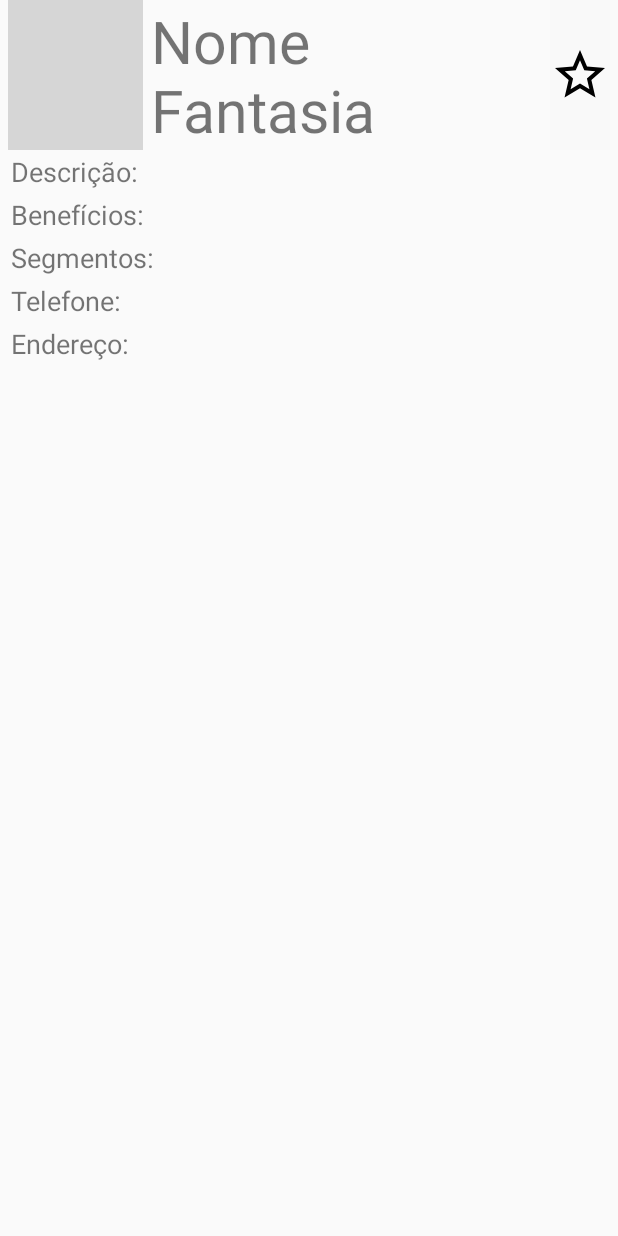
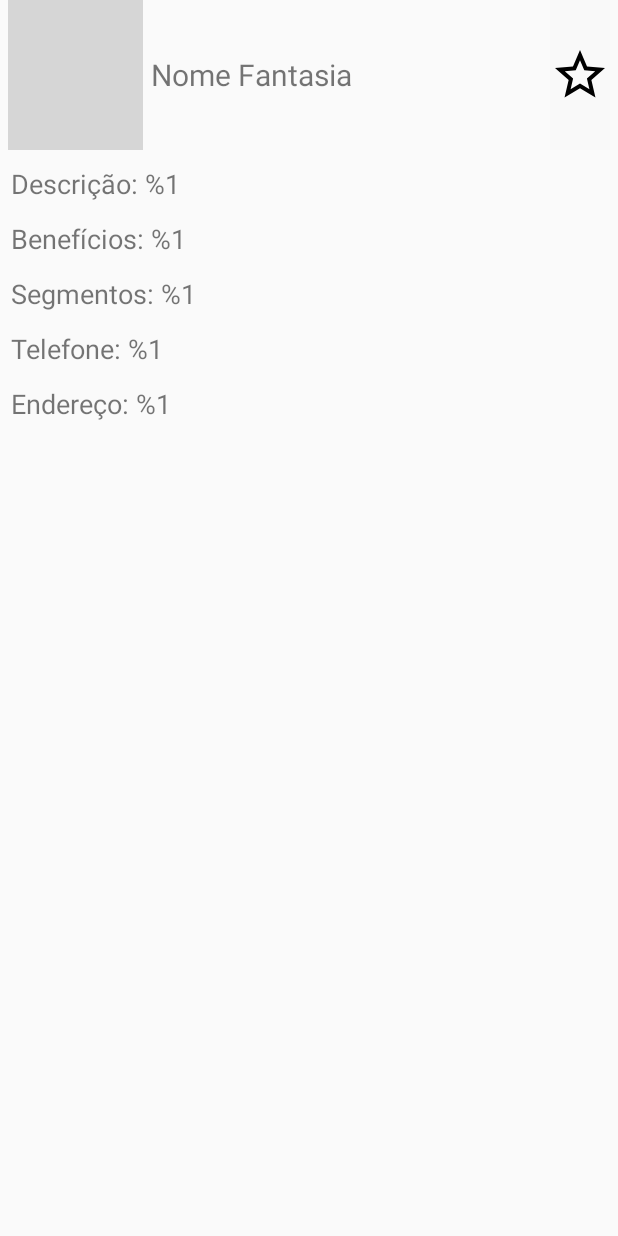
Before and after one commit to salescamila/android-my_favorites, an Android app: the layout clinica_info_layout.xml on its own in the app's theme, with its tools: preview values and no code run, on a phone screen of 412 x 824 dp. Run offline under Robolectric (Android 15) with nearby library versions, the phone set to English and light mode, and no system bars; grey boxes are pictures that could not be loaded.

Commit message:
feat: Show clinic informations @ new activity

```diff
--- a/app/src/main/res/layout/clinica_info_layout.xml
+++ b/app/src/main/res/layout/clinica_info_layout.xml
@@ -20,12 +20,11 @@
         android:id="@+id/tv_clinica"
         android:layout_width="0dp"
         android:layout_height="100dp"
-        android:autoSizeTextType="uniform"
         android:gravity="center_vertical"
         android:paddingLeft="5dp"
         android:paddingRight="5dp"
         android:text="@string/nome_fantasia"
-        android:textSize="18sp"
+        android:textSize="20sp"
         app:layout_constraintEnd_toStartOf="@+id/ib_star"
         app:layout_constraintStart_toEndOf="@+id/iv_clinica"
         app:layout_constraintTop_toTopOf="parent" />
@@ -47,6 +46,7 @@
         android:layout_width="0dp"
         android:layout_height="wrap_content"
         android:layout_marginStart="5dp"
+        android:layout_marginTop="8dp"
         android:layout_marginEnd="5dp"
         android:padding="2dp"
         android:text="@string/descricao"
@@ -61,6 +61,7 @@
         android:layout_width="0dp"
         android:layout_height="wrap_content"
         android:layout_marginStart="5dp"
+        android:layout_marginTop="8dp"
         android:layout_marginEnd="5dp"
         android:padding="2dp"
         android:text="@string/beneficios"
@@ -75,6 +76,7 @@
         android:layout_width="0dp"
         android:layout_height="wrap_content"
         android:layout_marginStart="5dp"
+        android:layout_marginTop="8dp"
         android:layout_marginEnd="5dp"
         android:padding="2dp"
         android:text="@string/segmentos"
@@ -89,6 +91,7 @@
         android:layout_width="0dp"
         android:layout_height="wrap_content"
         android:layout_marginStart="5dp"
+        android:layout_marginTop="8dp"
         android:layout_marginEnd="5dp"
         android:padding="2dp"
         android:text="@string/telefone"
@@ -103,6 +106,7 @@
         android:layout_width="0dp"
         android:layout_height="wrap_content"
         android:layout_marginStart="5dp"
+        android:layout_marginTop="8dp"
         android:layout_marginEnd="5dp"
         android:padding="2dp"
         android:text="@string/endereco"
--- a/app/src/main/res/layout/clinica_layout.xml
+++ b/app/src/main/res/layout/clinica_layout.xml
@@ -5,8 +5,6 @@
     xmlns:tools="http://schemas.android.com/tools"
     android:layout_width="match_parent"
     android:layout_height="match_parent">
-
-
     <ImageView
         android:contentDescription="@string/logo"
         android:id="@+id/iv_clinica"
@@ -15,7 +13,6 @@
         app:layout_constraintStart_toStartOf="parent"
         app:layout_constraintTop_toTopOf="parent"
         tools:srcCompat="@tools:sample/avatars" />
-
     <TextView
         android:id="@+id/tv_clinica"
         android:layout_width="match_parent"
@@ -24,9 +21,8 @@
         android:paddingLeft="5dp"
         android:paddingRight="5dp"
         android:text="@string/nome_fantasia"
-        android:textSize="18sp"
+        android:textSize="20sp"
         app:layout_constraintEnd_toEndOf="parent"
         app:layout_constraintStart_toEndOf="@+id/iv_clinica"
         app:layout_constraintTop_toTopOf="parent" />
-
 </android.support.v7.widget.LinearLayoutCompat>
--- a/app/src/main/res/values/strings.xml
+++ b/app/src/main/res/values/strings.xml
@@ -7,11 +7,11 @@
     <string name="nome_fantasia">Nome Fantasia</string>
     <string name="logo">Logo</string>
     <string name="not_found">Nada encontrado.</string>
-    <string name="descricao">Descrição: </string>
-    <string name="beneficios">Benefícios: </string>
-    <string name="segmentos">Segmentos: </string>
-    <string name="telefone">Telefone: </string>
-    <string name="endereco">Endereço: </string>
+    <string name="descricao">Descrição: %1</string>
+    <string name="beneficios">Benefícios: %1</string>
+    <string name="segmentos">Segmentos: %1</string>
+    <string name="telefone">Telefone: %1</string>
+    <string name="endereco">Endereço: %1</string>
     <string name="menu_activity">Nova janela</string>
     <string name="favorite" />
 </resources>
```
Also changed, not shown: app/src/main/java/com/example/android_my_favorites/model/Clinica.java (+75 -2 lines), app/src/main/java/com/example/android_my_favorites/view/ClinicaInfo.java (+59 -0 lines), app/src/main/java/com/example/android_my_favorites/view/MainActivity.java (+18 -14 lines), app/src/main/res/menu/menu.xml (+0 -7 lines).
